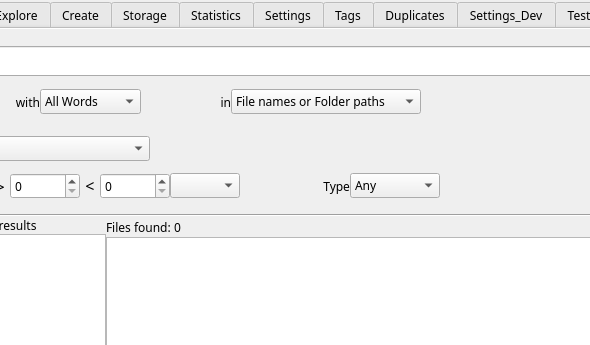
The window that mainwindow.ui (StephaneCouturier/Katalog) describes before a commit, drawn with Qt 5; both pictures show x 168 to 758 and y 0 to 345 of the 1068 by 877 pixel window.
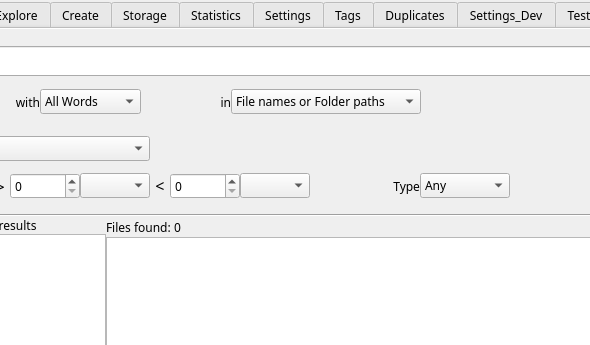
The same window after the commit. Icons and pictures are not drawn. Custom widgets are drawn as their Qt base class.

What changed in the file:
```diff
--- a/mainwindow.ui
+++ b/mainwindow.ui
@@ -779,6 +779,16 @@
               </property>
              </widget>
             </item>
+            <item>
+             <widget class="QComboBox" name="Search_comboBox_MinSizeUnit">
+              <property name="maximumSize">
+               <size>
+                <width>70</width>
+                <height>16777215</height>
+               </size>
+              </property>
+             </widget>
+            </item>
             <item>
              <widget class="QLabel" name="label_5">
               <property name="sizePolicy">
```
Left out of the diff: 2 changed lines with no effect on the pictures.
